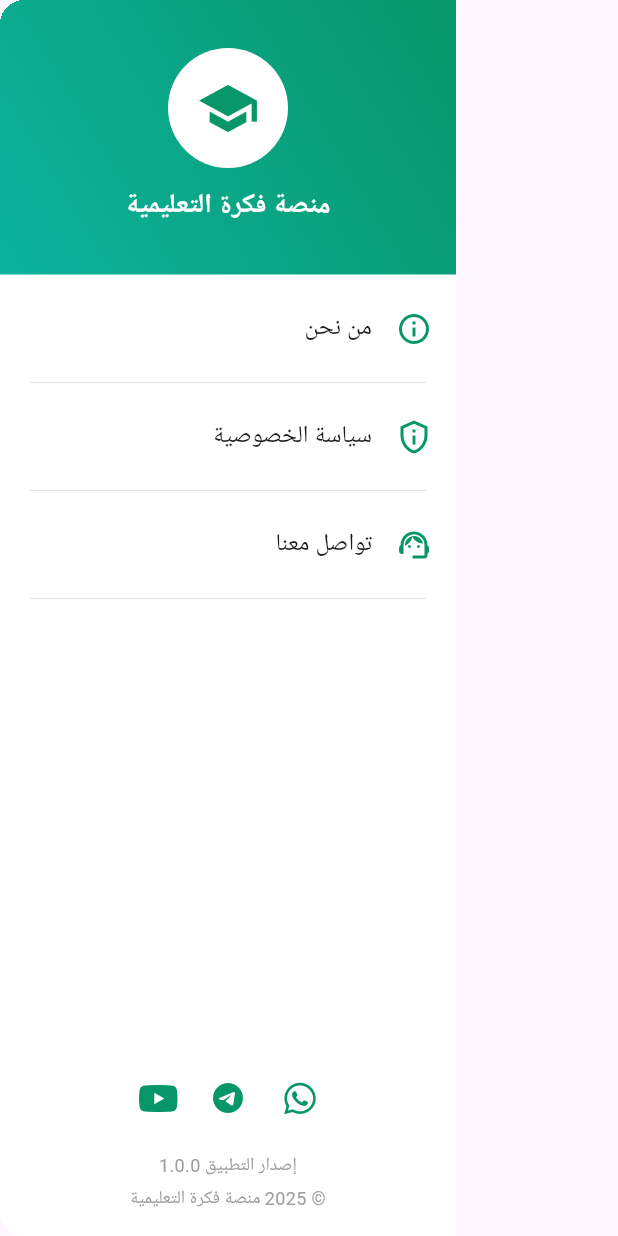
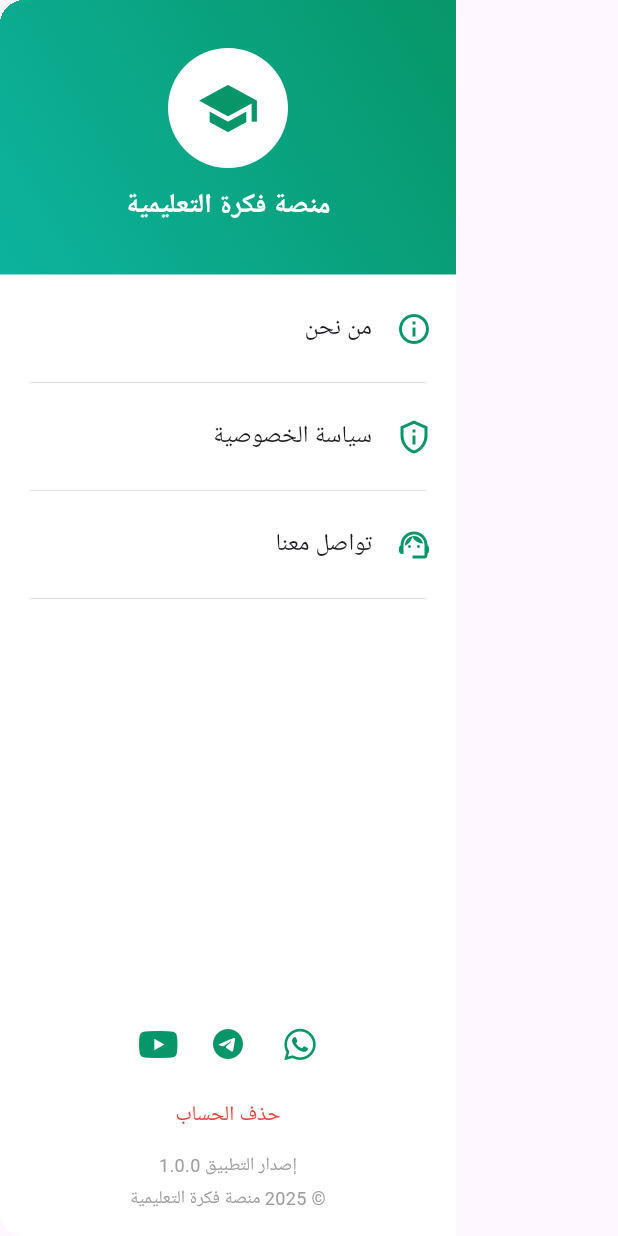
Before and after one commit to M1-Hisham/fekra-app, a Flutter app: the AppDrawer widget shown alone on an empty page, opened directly, on a phone screen of 412 x 824 dp. Run offline on Flutter 3.47's test engine with Material 3 defaults, Android fonts, the phone set to English and light mode, and no system bars; our stand-ins replace connectivity_plus, font_awesome_flutter, lottie, webview_flutter; Roboto replaces fonts that are missing (Tajawal).

Commit message:
Update project configuration and version to 1.0.0+4; enhance AppDrawer with delete account functionality

```diff
--- a/lib/core/widgets/app_drawer.dart
+++ b/lib/core/widgets/app_drawer.dart
@@ -1,6 +1,7 @@
 import 'package:fekra/screens/drawer/about_us_screen.dart';
 import 'package:fekra/screens/drawer/contact_us_screen.dart';
 import 'package:fekra/screens/drawer/privacy_policy_screen.dart';
+import 'package:fekra/screens/web_view_screen.dart';
 import 'package:flutter/material.dart';
 import 'package:font_awesome_flutter/font_awesome_flutter.dart';
 import 'package:url_launcher/url_launcher.dart';
@@ -113,9 +114,7 @@ class AppDrawer extends StatelessWidget {
           ),
 
           // ===== Social Media =====
-          Padding(
-            padding: const EdgeInsets.symmetric(vertical: 12),
-            child: Row(
+          Row(
             mainAxisAlignment: MainAxisAlignment.center,
             children: [
               _SocialIcon(
@@ -132,19 +131,38 @@ class AppDrawer extends StatelessWidget {
               ),
             ],
           ),
-          ),
 
           // ===== Footer =====
           Padding(
             padding: const EdgeInsets.only(bottom: 16),
             child: Column(
-              children: const [
-                Text(
+              children: [
+                // delete acount
+                TextButton(
+                  onPressed: () {
+                    Navigator.of(context).push(
+                      MaterialPageRoute(
+                        builder: (context) => WebViewScreen(
+                          initialUrl: 'https://fiekraah.com/delete-account/',
+                          'حذف الحساب',
+                        ),
+                      ),
+                    );
+                  },
+                  child: const Text(
+                    'حذف الحساب',
+                    style: TextStyle(
+                      color: Colors.red,
+
+                    ),
+                  ),
+                ),
+                const Text(
                   'إصدار التطبيق 1.0.0',
                   style: TextStyle(fontSize: 12, color: Colors.grey),
                 ),
-                SizedBox(height: 4),
-                Text(
+                const SizedBox(height: 4),
+                const Text(
                   '© 2025 منصة فكرة التعليمية',
                   style: TextStyle(fontSize: 12, color: Colors.grey),
                 ),
--- a/pubspec.yaml
+++ b/pubspec.yaml
@@ -16,7 +16,7 @@ publish_to: 'none' # Remove this line if you wish to publish to pub.dev
 # https://developer.apple.com/library/archive/documentation/General/Reference/InfoPlistKeyReference/Articles/CoreFoundationKeys.html
 # In Windows, build-name is used as the major, minor, and patch parts
 # of the product and file versions while build-number is used as the build suffix.
-version: 1.0.0+3
+version: 1.0.0+4
 
 environment:
   sdk: ^3.10.0
```
Also changed, not shown: 1 other file. Lines whose indentation alone changed are shown as unchanged.
